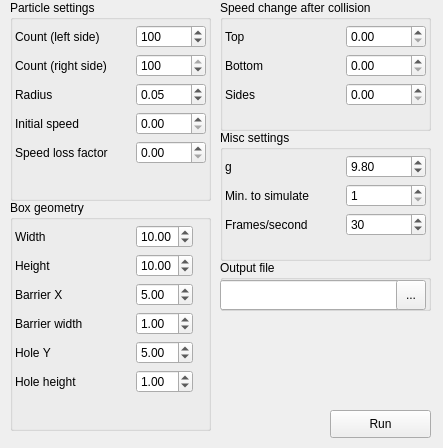
The window that ui/NewExperimentWindow.ui (Morozzzko/particles-in-box-python) describes before a commit, drawn with Qt 5.
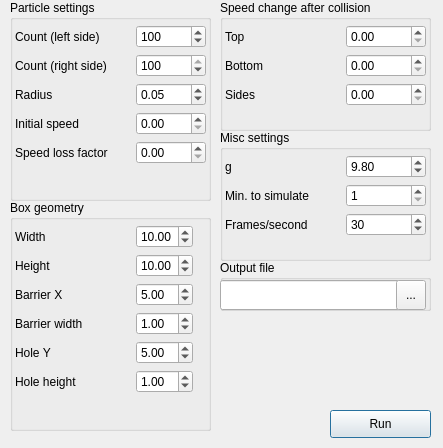
The same window after the commit.

Commit message: feat: кнопка в окне создания симуляции сделана дефолтной

Patch:
```diff
--- a/ui/NewExperimentWindow.ui
+++ b/ui/NewExperimentWindow.ui
@@ -566,6 +566,15 @@
    <property name="text">
     <string>Run</string>
    </property>
+   <property name="autoDefault">
+    <bool>true</bool>
+   </property>
+   <property name="default">
+    <bool>true</bool>
+   </property>
+   <property name="flat">
+    <bool>false</bool>
+   </property>
   </widget>
   <widget class="QGroupBox" name="group_misc_settings">
    <property name="geometry">
```
The commit also changes 1 other file.
